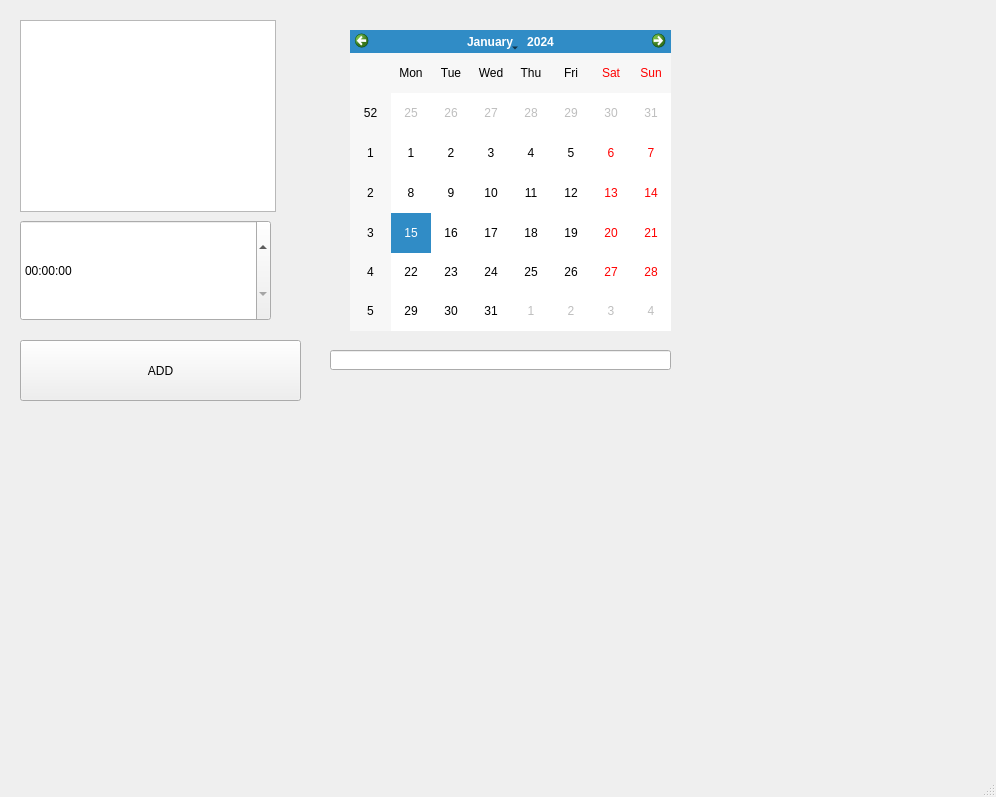
Qt form calc.ui (LisaGorbacheva/pyQT) before a commit.
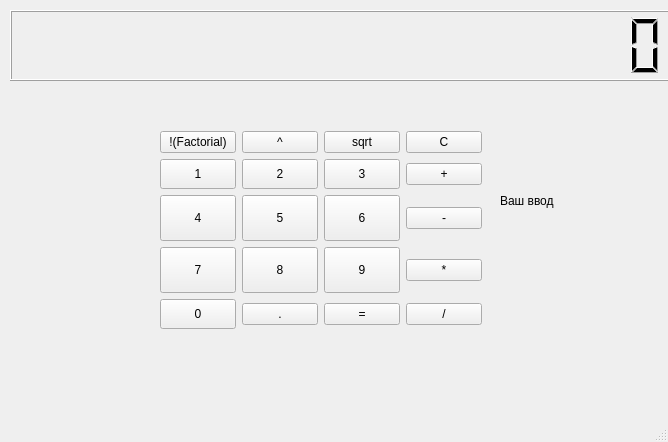
The same form after that commit.

Commit message: start project

Diff of the .ui file:
```diff
--- a/calc.ui
+++ b/calc.ui
@@ -6,65 +6,314 @@
    <rect>
     <x>0</x>
     <y>0</y>
-    <width>996</width>
-    <height>797</height>
+    <width>668</width>
+    <height>442</height>
    </rect>
   </property>
   <property name="windowTitle">
    <string>MainWindow</string>
   </property>
   <widget class="QWidget" name="centralwidget">
-   <widget class="QCalendarWidget" name="calendar">
+   <widget class="QWidget" name="gridLayoutWidget">
     <property name="geometry">
      <rect>
-      <x>350</x>
-      <y>30</y>
-      <width>321</width>
-      <height>301</height>
+      <x>160</x>
+      <y>100</y>
+      <width>322</width>
+      <height>261</height>
      </rect>
     </property>
+    <layout class="QGridLayout" name="gridLayout">
+     <item row="3" column="1">
+      <layout class="QGridLayout" name="gridLayout_2">
+       <item row="4" column="2">
+        <widget class="QPushButton" name="pushButton_result">
+         <property name="text">
+          <string>=</string>
+         </property>
+        </widget>
+       </item>
+       <item row="1" column="3">
+        <widget class="QPushButton" name="pushButton_plus">
+         <property name="text">
+          <string>+</string>
+         </property>
+        </widget>
+       </item>
+       <item row="3" column="3">
+        <widget class="QPushButton" name="pushButton_pros">
+         <property name="text">
+          <string>*</string>
+         </property>
+        </widget>
+       </item>
+       <item row="2" column="3">
+        <widget class="QPushButton" name="pushButton_minus">
+         <property name="text">
+          <string>-</string>
+         </property>
+        </widget>
+       </item>
+       <item row="4" column="3">
+        <widget class="QPushButton" name="pushButton_del">
+         <property name="text">
+          <string>/</string>
+         </property>
+        </widget>
+       </item>
+       <item row="1" column="1">
+        <widget class="QPushButton" name="pushButton_2">
+         <property name="minimumSize">
+          <size>
+           <width>0</width>
+           <height>30</height>
+          </size>
+         </property>
+         <property name="baseSize">
+          <size>
+           <width>30</width>
+           <height>30</height>
+          </size>
+         </property>
+         <property name="text">
+          <string>2</string>
+         </property>
+        </widget>
+       </item>
+       <item row="4" column="0">
+        <widget class="QPushButton" name="pushButton_0">
+         <property name="minimumSize">
+          <size>
+           <width>0</width>
+           <height>30</height>
+          </size>
+         </property>
+         <property name="baseSize">
+          <size>
+           <width>30</width>
+           <height>30</height>
+          </size>
+         </property>
+         <property name="text">
+          <string>0</string>
+         </property>
+        </widget>
+       </item>
+       <item row="3" column="1">
+        <widget class="QPushButton" name="pushButton_8">
+         <property name="minimumSize">
+          <size>
+           <width>0</width>
+           <height>46</height>
+          </size>
+         </property>
+         <property name="baseSize">
+          <size>
+           <width>30</width>
+           <height>30</height>
+          </size>
+         </property>
+         <property name="text">
+          <string>8</string>
+         </property>
+        </widget>
+       </item>
+       <item row="1" column="0">
+        <widget class="QPushButton" name="pushButton_1">
+         <property name="minimumSize">
+          <size>
+           <width>0</width>
+           <height>30</height>
+          </size>
+         </property>
+         <property name="baseSize">
+          <size>
+           <width>30</width>
+           <height>30</height>
+          </size>
+         </property>
+         <property name="text">
+          <string>1</string>
+         </property>
+        </widget>
+       </item>
+       <item row="3" column="0">
+        <widget class="QPushButton" name="pushButton_7">
+         <property name="minimumSize">
+          <size>
+           <width>0</width>
+           <height>46</height>
+          </size>
+         </property>
+         <property name="baseSize">
+          <size>
+           <width>30</width>
+           <height>30</height>
+          </size>
+         </property>
+         <property name="text">
+          <string>7</string>
+         </property>
+        </widget>
+       </item>
+       <item row="2" column="1">
+        <widget class="QPushButton" name="pushButton_5">
+         <property name="minimumSize">
+          <size>
+           <width>0</width>
+           <height>46</height>
+          </size>
+         </property>
+         <property name="baseSize">
+          <size>
+           <width>30</width>
+           <height>30</height>
+          </size>
+         </property>
+         <property name="text">
+          <string>5</string>
+         </property>
+        </widget>
+       </item>
+       <item row="2" column="0">
+        <widget class="QPushButton" name="pushButton_4">
+         <property name="minimumSize">
+          <size>
+           <width>0</width>
+           <height>46</height>
+          </size>
+         </property>
+         <property name="baseSize">
+          <size>
+           <width>30</width>
+           <height>30</height>
+          </size>
+         </property>
+         <property name="text">
+          <string>4</string>
+         </property>
+        </widget>
+       </item>
+       <item row="3" column="2">
+        <widget class="QPushButton" name="pushButton_9">
+         <property name="minimumSize">
+          <size>
+           <width>0</width>
+           <height>46</height>
+          </size>
+         </property>
+         <property name="baseSize">
+          <size>
+           <width>30</width>
+           <height>30</height>
+          </size>
+         </property>
+         <property name="text">
+          <string>9</string>
+         </property>
+        </widget>
+       </item>
+       <item row="1" column="2">
+        <widget class="QPushButton" name="pushButton_3">
+         <property name="minimumSize">
+          <size>
+           <width>0</width>
+           <height>30</height>
+          </size>
+         </property>
+         <property name="baseSize">
+          <size>
+           <width>30</width>
+           <height>30</height>
+          </size>
+         </property>
+         <property name="text">
+          <string>3</string>
+         </property>
+        </widget>
+       </item>
+       <item row="2" column="2">
+        <widget class="QPushButton" name="pushButton_6">
+         <property name="minimumSize">
+          <size>
+           <width>0</width>
+           <height>46</height>
+          </size>
+         </property>
+         <property name="baseSize">
+          <size>
+           <width>30</width>
+           <height>30</height>
+          </size>
+         </property>
+         <property name="text">
+          <string>6</string>
+         </property>
+        </widget>
+       </item>
+       <item row="0" column="1">
+        <widget class="QPushButton" name="pushButton_st">
+         <property name="text">
+          <string>^</string>
+         </property>
+        </widget>
+       </item>
+       <item row="0" column="0">
+        <widget class="QPushButton" name="pushButton_fact">
+         <property name="text">
+          <string>!(Factorial)</string>
+         </property>
+        </widget>
+       </item>
+       <item row="0" column="2">
+        <widget class="QPushButton" name="pushButton_sqrt">
+         <property name="text">
+          <string>sqrt</string>
+         </property>
+        </widget>
+       </item>
+       <item row="4" column="1">
+        <widget class="QPushButton" name="pushButton_dot">
+         <property name="text">
+          <string>.</string>
+         </property>
+        </widget>
+       </item>
+       <item row="0" column="3">
+        <widget class="QPushButton" name="pushButton_clear">
+         <property name="text">
+          <string>C</string>
+         </property>
+        </widget>
+       </item>
+      </layout>
+     </item>
+    </layout>
    </widget>
-   <widget class="QTimeEdit" name="time">
+   <widget class="QLCDNumber" name="lcdNumber">
     <property name="geometry">
      <rect>
-      <x>20</x>
-      <y>220</y>
-      <width>251</width>
-      <height>101</height>
+      <x>10</x>
+      <y>10</y>
+      <width>661</width>
+      <height>71</height>
      </rect>
     </property>
-   </widget>
-   <widget class="QListWidget" name="result">
-    <property name="geometry">
-     <rect>
-      <x>20</x>
-      <y>20</y>
-      <width>256</width>
-      <height>192</height>
-     </rect>
+    <property name="digitCount">
+     <number>20</number>
     </property>
    </widget>
-   <widget class="QPushButton" name="start">
+   <widget class="QLabel" name="log">
     <property name="geometry">
      <rect>
-      <x>20</x>
-      <y>340</y>
-      <width>281</width>
-      <height>61</height>
+      <x>500</x>
+      <y>120</y>
+      <width>141</width>
+      <height>161</height>
      </rect>
     </property>
     <property name="text">
-     <string>ADD</string>
-    </property>
-   </widget>
-   <widget class="QLineEdit" name="text">
-    <property name="geometry">
-     <rect>
-      <x>330</x>
-      <y>350</y>
-      <width>341</width>
-      <height>20</height>
-     </rect>
+     <string>Ваш ввод</string>
     </property>
    </widget>
   </widget>
```
Left out of the diff: 2 changed lines with no effect on the pictures.
